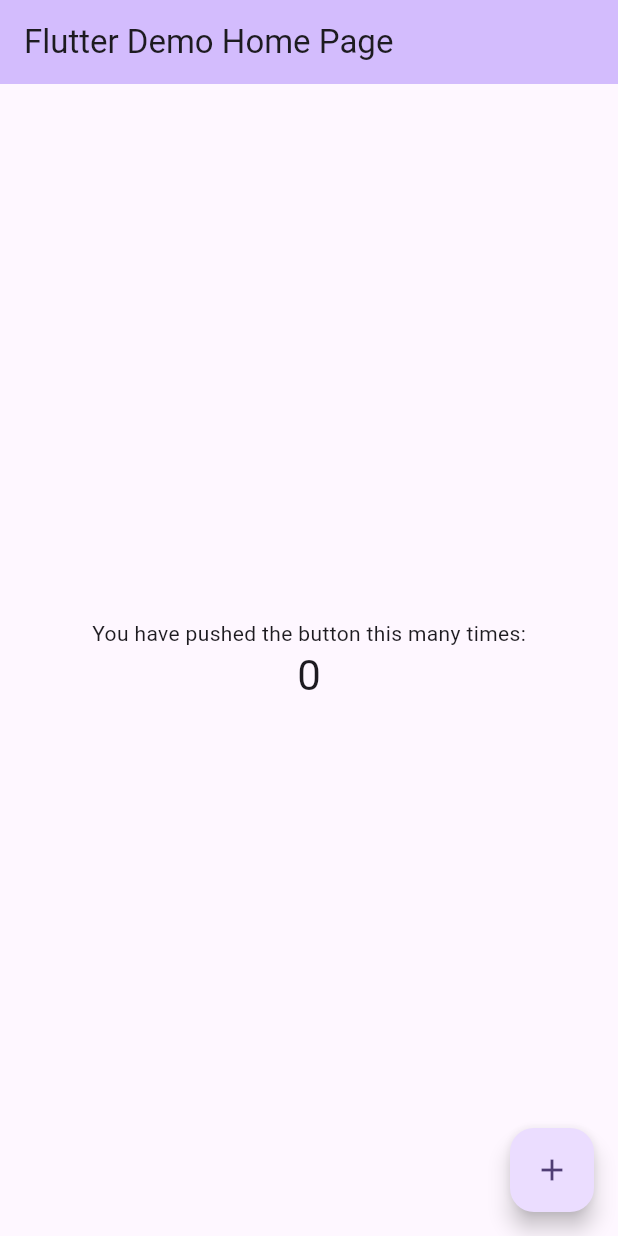
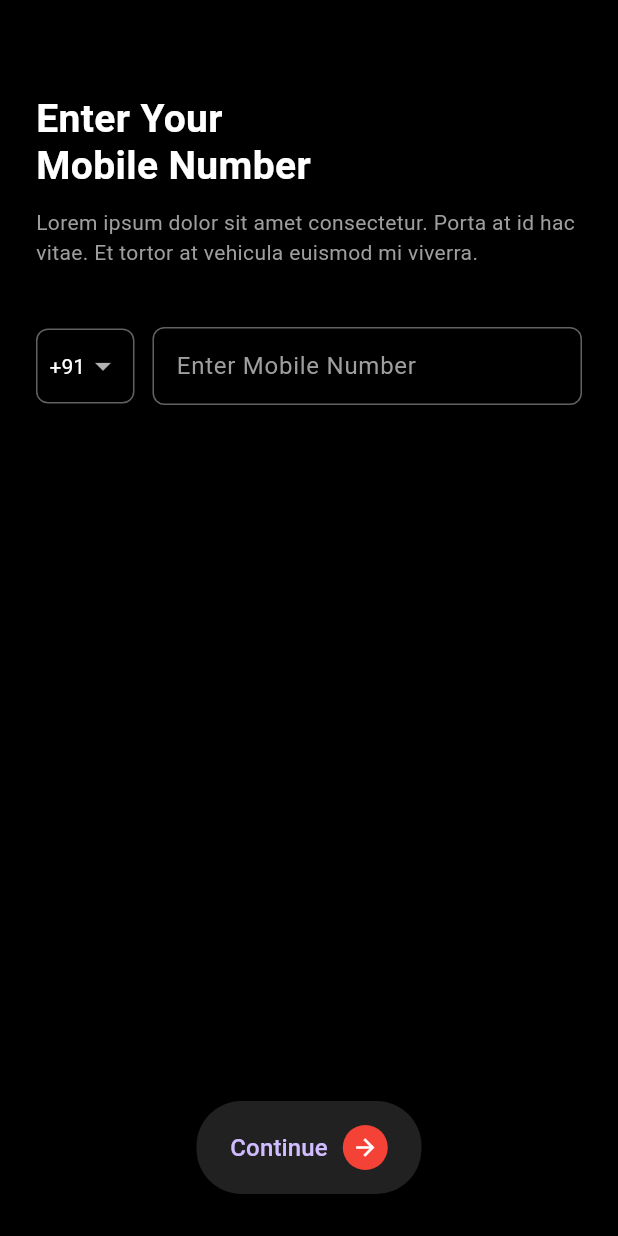
Before and after one commit to 9xRahul/noviindus_round_two_task, a Flutter app: the screen it shows after launch, on a phone screen of 412 x 824 dp. Run offline on Flutter 3.47's test engine with Material 3 defaults, Android fonts, the phone set to English and light mode, and no system bars; our stand-ins replace shared_preferences.

Commit message:
Login part done

```diff
--- /dev/null
+++ b/lib/core/constants.dart
@@ -0,0 +1,4 @@
+class AppConstants {
+  static const String baseUrl = 'https://frijo.noviindus.in/api/';
+  static const String accessTokenKey = 'access_token';
+}
--- /dev/null
+++ b/lib/domain/entities/auth_entity.dart
@@ -0,0 +1,6 @@
+class AuthEntity {
+  final String accessToken;
+  final String phone;
+
+  AuthEntity({required this.accessToken, required this.phone});
+}
--- /dev/null
+++ b/lib/domain/repositories/auth_repository.dart
@@ -0,0 +1,8 @@
+import '../entities/auth_entity.dart';
+
+abstract class AuthRepository {
+  Future<AuthEntity> loginWithPhone({
+    required String countryCode,
+    required String phone,
+  });
+}
--- /dev/null
+++ b/lib/domain/use_cases/login_usecase.dart
@@ -0,0 +1,15 @@
+import '../entities/auth_entity.dart';
+import '../repositories/auth_repository.dart';
+
+class LoginUseCase {
+  final AuthRepository repository;
+  LoginUseCase({required this.repository});
+
+  Future<AuthEntity> login({
+    required String countryCode,
+    required String phone,
+  }) {
+    return repository.loginWithPhone(countryCode: countryCode, phone: phone);
+  }
+
+}
--- a/lib/main.dart
+++ b/lib/main.dart
@@ -1,122 +1,44 @@
 import 'package:flutter/material.dart';
+import 'package:noviindus_round_two_task/data/datasource/remote_api_service.dart';
+import 'package:noviindus_round_two_task/domain/use_cases/login_usecase.dart';
+import 'package:noviindus_round_two_task/presentation/screens/login_screen/login_screen.dart';
+import 'package:provider/provider.dart';
+
+import 'core/storage_service.dart';
+
+import 'data/repositories/auth_repository_impl.dart';
+
+import 'presentation/providers/auth_provider.dart';
 
 void main() {
-  runApp(const MyApp());
+  final api = RemoteApiService();
+  final storage = StorageService();
+
+  final authRepo = AuthRepositoryImpl(api: api, storage: storage);
+  final loginUseCase = LoginUseCase(repository: authRepo);
+
+  runApp(MyApp(loginUseCase: loginUseCase));
 }
 
 class MyApp extends StatelessWidget {
-  const MyApp({super.key});
+  final LoginUseCase loginUseCase;
+  const MyApp({required this.loginUseCase, super.key});
 
-  // This widget is the root of your application.
   @override
   Widget build(BuildContext context) {
-    return MaterialApp(
-      title: 'Flutter Demo',
-      theme: ThemeData(
-        // This is the theme of your application.
-        //
-        // TRY THIS: Try running your application with "flutter run". You'll see
-        // the application has a purple toolbar. Then, without quitting the app,
-        // try changing the seedColor in the colorScheme below to Colors.green
-        // and then invoke "hot reload" (save your changes or press the "hot
-        // reload" button in a Flutter-supported IDE, or press "r" if you used
-        // the command line to start the app).
-        //
-        // Notice that the counter didn't reset back to zero; the application
-        // state is not lost during the reload. To reset the state, use hot
-        // restart instead.
-        //
-        // This works for code too, not just values: Most code changes can be
-        // tested with just a hot reload.
-        colorScheme: ColorScheme.fromSeed(seedColor: Colors.deepPurple),
+    return MultiProvider(
+      providers: [
+        ChangeNotifierProvider(
+          create: (_) => AuthProvider(loginUseCase: loginUseCase),
+        ),
+
+      ],
+      child: MaterialApp(
+        debugShowCheckedModeBanner: false,
+        title: ' Login',
+        theme: ThemeData.dark().copyWith(scaffoldBackgroundColor: Colors.black),
+        home: const LoginScreen(),
       ),
-      home: const MyHomePage(title: 'Flutter Demo Home Page'),
     );
   }
 }
-
-class MyHomePage extends StatefulWidget {
-  const MyHomePage({super.key, required this.title});
-
-  // This widget is the home page of your application. It is stateful, meaning
-  // that it has a State object (defined below) that contains fields that affect
-  // how it looks.
-
-  // This class is the configuration for the state. It holds the values (in this
-  // case the title) provided by the parent (in this case the App widget) and
-  // used by the build method of the State. Fields in a Widget subclass are
-  // always marked "final".
-
-  final String title;
-
-  @override
-  State<MyHomePage> createState() => _MyHomePageState();
-}
-
-class _MyHomePageState extends State<MyHomePage> {
-  int _counter = 0;
-
-  void _incrementCounter() {
-    setState(() {
-      // This call to setState tells the Flutter framework that something has
-      // changed in this State, which causes it to rerun the build method below
-      // so that the display can reflect the updated values. If we changed
-      // _counter without calling setState(), then the build method would not be
-      // called again, and so nothing would appear to happen.
-      _counter++;
-    });
-  }
-
-  @override
-  Widget build(BuildContext context) {
-    // This method is rerun every time setState is called, for instance as done
-    // by the _incrementCounter method above.
-    //
-    // The Flutter framework has been optimized to make rerunning build methods
-    // fast, so that you can just rebuild anything that needs updating rather
-    // than having to individually change instances of widgets.
-    return Scaffold(
-      appBar: AppBar(
-        // TRY THIS: Try changing the color here to a specific color (to
-        // Colors.amber, perhaps?) and trigger a hot reload to see the AppBar
-        // change color while the other colors stay the same.
-        backgroundColor: Theme.of(context).colorScheme.inversePrimary,
-        // Here we take the value from the MyHomePage object that was created by
-        // the App.build method, and use it to set our appbar title.
-        title: Text(widget.title),
-      ),
-      body: Center(
-        // Center is a layout widget. It takes a single child and positions it
-        // in the middle of the parent.
-        child: Column(
-          // Column is also a layout widget. It takes a list of children and
-          // arranges them vertically. By default, it sizes itself to fit its
-          // children horizontally, and tries to be as tall as its parent.
-          //
-          // Column has various properties to control how it sizes itself and
-          // how it positions its children. Here we use mainAxisAlignment to
-          // center the children vertically; the main axis here is the vertical
-          // axis because Columns are vertical (the cross axis would be
-          // horizontal).
-          //
-          // TRY THIS: Invoke "debug painting" (choose the "Toggle Debug Paint"
-          // action in the IDE, or press "p" in the console), to see the
-          // wireframe for each widget.
-          mainAxisAlignment: MainAxisAlignment.center,
-          children: <Widget>[
-            const Text('You have pushed the button this many times:'),
-            Text(
-              '$_counter',
-              style: Theme.of(context).textTheme.headlineMedium,
-            ),
-          ],
-        ),
-      ),
-      floatingActionButton: FloatingActionButton(
-        onPressed: _incrementCounter,
-        tooltip: 'Increment',
-        child: const Icon(Icons.add),
-      ), // This trailing comma makes auto-formatting nicer for build methods.
-    );
-  }
-}
--- /dev/null
+++ b/lib/presentation/providers/auth_provider.dart
@@ -0,0 +1,64 @@
+import 'package:flutter/foundation.dart';
+import 'package:noviindus_round_two_task/domain/use_cases/login_usecase.dart';
+import '../../domain/entities/auth_entity.dart';
+
+enum AuthState { initial, loading, success, error }
+
+class AuthProvider extends ChangeNotifier {
+  final LoginUseCase loginUseCase;
+
+  AuthState _state = AuthState.initial;
+  String? _errorMessage;
+  AuthEntity? _auth;
+
+  AuthProvider({required this.loginUseCase});
+
+  AuthState get state {
+    return _state;
+  }
+
+  String? get errorMessage {
+    return _errorMessage;
+  }
+
+  AuthEntity? get auth {
+    return _auth;
+  }
+
+  bool get loading {
+    if (_state == AuthState.loading) {
+      return true;
+    } else {
+      return false;
+    }
+  }
+
+  Future<void> login({
+    required String countryCode,
+    required String phone,
+  }) async {
+    _setState(AuthState.loading);
+    try {
+      final res = await loginUseCase.login(
+        countryCode: countryCode,
+        phone: phone,
+      );
+      _auth = res;
+      _setState(AuthState.success);
+    } catch (e) {
+      _errorMessage = e.toString();
+      _setState(AuthState.error);
+    }
+  }
+
+  void _setState(AuthState s) {
+    _state = s;
+    notifyListeners();
+  }
+
+  void reset() {
+    _state = AuthState.initial;
+    _errorMessage = null;
+    notifyListeners();
+  }
+}
--- /dev/null
+++ b/lib/presentation/screens/login_screen/login_screen.dart
@@ -0,0 +1,186 @@
+import 'package:flutter/material.dart';
+import 'package:noviindus_round_two_task/presentation/providers/auth_provider.dart';
+import 'package:provider/provider.dart';
+
+class LoginScreen extends StatefulWidget {
+  const LoginScreen({super.key});
+  @override
+  State<LoginScreen> createState() => _LoginScreenState();
+}
+
+class _LoginScreenState extends State<LoginScreen> {
+  String _selectedCode = '+91';
+  TextEditingController _phoneController = TextEditingController();
+
+  bool get _isValid {
+    if (_phoneController.text.trim().length >= 6) {
+      return true;
+    } else {
+      return false;
+    }
+  }
+
+  @override
+  void dispose() {
+    _phoneController.dispose();
+    super.dispose();
+  }
+
+  Future<void> _onContinue() async {
+    var provider = Provider.of<AuthProvider>(context, listen: false);
+    String phone = _phoneController.text.trim();
+
+    if (phone == '') {
+      ScaffoldMessenger.of(
+        context,
+      ).showSnackBar(SnackBar(content: Text('Please enter mobile number')));
+      return;
+    }
+
+    await provider.login(countryCode: _selectedCode, phone: phone);
+
+    if (provider.state == AuthState.success) {
+      ScaffoldMessenger.of(
+        context,
+      ).showSnackBar(SnackBar(content: Text('Login success')));
+    } else if (provider.state == AuthState.error) {
+      ScaffoldMessenger.of(context).showSnackBar(
+        SnackBar(content: Text('Login failed: ${provider.errorMessage}')),
+      );
+    }
+  }
+
+  @override
+  Widget build(BuildContext context) {
+    var provider = Provider.of<AuthProvider>(context);
+
+    return Scaffold(
+      backgroundColor: Colors.black,
+      body: SafeArea(
+        child: Padding(
+          padding: EdgeInsets.symmetric(horizontal: 24.0, vertical: 28),
+          child: Column(
+            crossAxisAlignment: CrossAxisAlignment.start,
+            children: [
+              SizedBox(height: 36),
+              Text(
+                "Enter Your\nMobile Number",
+                style: TextStyle(
+                  color: Colors.white,
+                  fontSize: 26,
+                  fontWeight: FontWeight.w600,
+                  height: 1.2,
+                ),
+              ),
+              SizedBox(height: 12),
+              Text(
+                "Lorem ipsum dolor sit amet consectetur. Porta at id hac vitae. Et tortor at vehicula euismod mi viverra.",
+                style: TextStyle(color: Colors.grey, fontSize: 14, height: 1.4),
+              ),
+              SizedBox(height: 40),
+              Row(
+                children: [
+                  Container(
+                    padding: EdgeInsets.symmetric(horizontal: 8),
+                    decoration: BoxDecoration(
+                      border: Border.all(color: Colors.grey.shade700),
+                      borderRadius: BorderRadius.circular(8),
+                    ),
+                    child: DropdownButtonHideUnderline(
+                      child: DropdownButton<String>(
+                        value: _selectedCode,
+                        dropdownColor: Colors.black,
+                        style: TextStyle(color: Colors.white),
+                        items: [
+                          DropdownMenuItem(value: '+91', child: Text('+91')),
+                          DropdownMenuItem(value: '+1', child: Text('+1')),
+                          DropdownMenuItem(value: '+44', child: Text('+44')),
+                        ],
+                        onChanged: (v) {
+                          if (v != null) {
+                            setState(() {
+                              _selectedCode = v;
+                            });
+                          }
+                        },
+                      ),
+                    ),
+                  ),
+                  SizedBox(width: 12),
+                  Expanded(
+                    child: TextField(
+                      controller: _phoneController,
+                      keyboardType: TextInputType.phone,
+                      style: TextStyle(color: Colors.white),
+                      decoration: InputDecoration(
+                        hintText: 'Enter Mobile Number',
+                        hintStyle: TextStyle(color: Colors.grey),
+                        enabledBorder: OutlineInputBorder(
+                          borderRadius: BorderRadius.circular(8),
+                          borderSide: BorderSide(color: Colors.grey.shade700),
+                        ),
+                        focusedBorder: OutlineInputBorder(
+                          borderRadius: BorderRadius.circular(8),
+                          borderSide: BorderSide(color: Colors.red),
+                        ),
+                        contentPadding: EdgeInsets.symmetric(
+                          horizontal: 12,
+                          vertical: 14,
+                        ),
+                        isDense: true,
+                      ),
+                      onChanged: (v) {
+                        setState(() {}); // update _isValid and UI
+                      },
+                    ),
+                  ),
+                ],
+              ),
+              Spacer(),
+              Center(
+                child: Container(
+                  width: 150,
+                  child: ElevatedButton(
+                    onPressed: provider.loading ? null : _onContinue,
+                    style: ElevatedButton.styleFrom(
+                      backgroundColor: Colors.grey.shade900,
+                      padding: EdgeInsets.symmetric(vertical: 16),
+                      shape: RoundedRectangleBorder(
+                        borderRadius: BorderRadius.circular(30),
+                      ),
+                    ),
+                    child: provider.loading
+                        ? SizedBox(
+                            height: 20,
+                            width: 20,
+                            child: CircularProgressIndicator(strokeWidth: 2),
+                          )
+                        : Row(
+                            mainAxisAlignment: MainAxisAlignment.center,
+                            children: [
+                              Text('Continue', style: TextStyle(fontSize: 16)),
+                              SizedBox(width: 10),
+                              Container(
+                                decoration: BoxDecoration(
+                                  color: Colors.red,
+                                  shape: BoxShape.circle,
+                                ),
+                                padding: EdgeInsets.all(6),
+                                child: Icon(
+                                  Icons.arrow_forward,
+                                  size: 18,
+                                  color: Colors.white,
+                                ),
+                              ),
+                            ],
+                          ),
+                  ),
+                ),
+              ),
+            ],
+          ),
+        ),
+      ),
+    );
+  }
+}
--- a/pubspec.yaml
+++ b/pubspec.yaml
@@ -34,6 +34,9 @@ dependencies:
   # The following adds the Cupertino Icons font to your application.
   # Use with the CupertinoIcons class for iOS style icons.
   cupertino_icons: ^1.0.8
+  provider: ^6.1.5+1
+  http: ^1.5.0
+  shared_preferences: ^2.5.3
 
 dev_dependencies:
   flutter_test:
```
Also changed, not shown: lib/core/storage_service.dart (added, +19 -0 lines), lib/data/datasource/remote_api_service.dart (added, +43 -0 lines), lib/data/repositories/auth_repository_impl.dart (added, +40 -0 lines), lib/models/auth_models.dart (added, +38 -0 lines), 1 other file.
